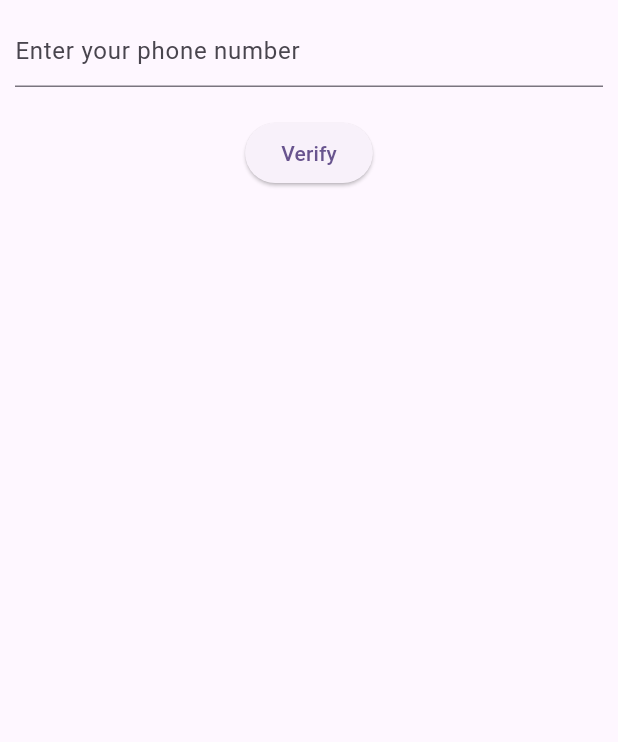
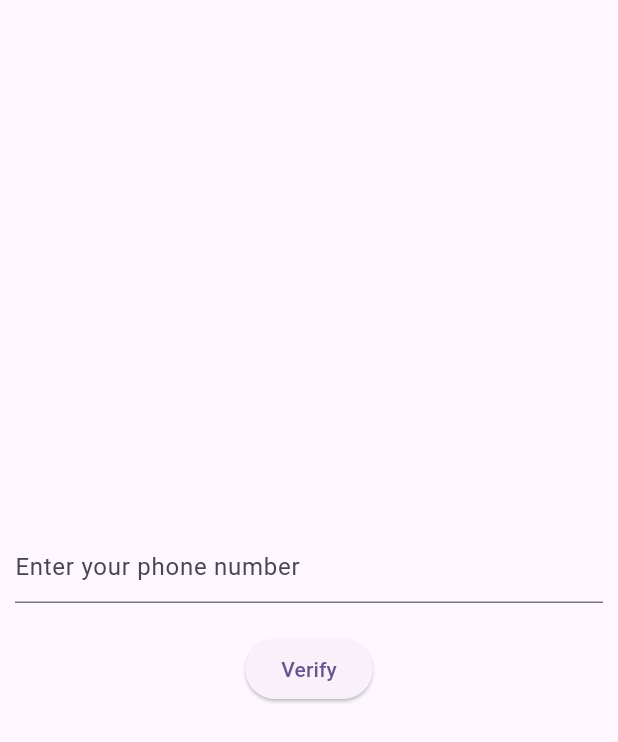
Before and after one commit to atketan/ease-mvp, a Flutter app: the screen it shows after launch, on a phone screen of 412 x 824 dp. Shown: the top 742 px of the screen. Run offline on Flutter 3.47's test engine with Material 3 defaults, Android fonts, the phone set to English and light mode, and no system bars; our stand-ins replace firebase_auth, firebase_core; accounts and stored records are empty.

Commit message:
Minor fixes in theme and home page

```diff
--- a/lib/ease_app.dart
+++ b/lib/ease_app.dart
@@ -27,6 +27,10 @@ class _EASEAppState extends State<EASEApp> {
         colorScheme: ColorScheme.fromSeed(seedColor: Colors.deepPurple),
         useMaterial3: true,
       ),
+      darkTheme: ThemeData(
+        colorScheme: ColorScheme.fromSeed(seedColor: Colors.lightGreen),
+        useMaterial3: true,
+      ),
       home: (_auth.currentUser != null) ? EASEHomePage() : LoginPage(),
     );
   }
--- a/lib/features/account/presentation/login_page.dart
+++ b/lib/features/account/presentation/login_page.dart
@@ -95,6 +95,7 @@ class _LoginPageState extends State<LoginPage> {
     return Scaffold(
       body: Center(
         child: Column(
+          mainAxisSize: MainAxisSize.min,
           children: <Widget>[
             Container(
               padding: EdgeInsets.all(10),
```
Also changed, not shown: lib/features/home/presentation/home_page.dart (+8 -2 lines).
